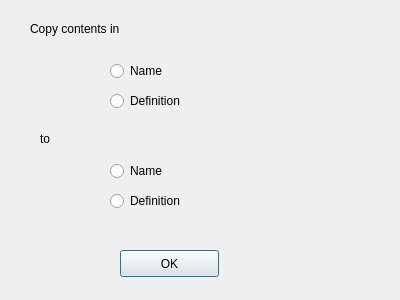
This is design/copydialog.ui in kokimame/joytan as Qt 5 draws it before an edit. The edited form follows.
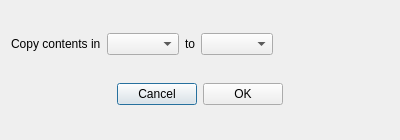
This is the edited form.

Commit message: Added dialog for smart copy configuration

```diff
--- a/design/copydialog.ui
+++ b/design/copydialog.ui
@@ -7,103 +7,95 @@
     <x>0</x>
     <y>0</y>
     <width>400</width>
-    <height>300</height>
+    <height>140</height>
    </rect>
   </property>
   <property name="windowTitle">
    <string>Dialog</string>
   </property>
-  <widget class="QLabel" name="label">
-   <property name="geometry">
-    <rect>
-     <x>30</x>
-     <y>20</y>
-     <width>121</width>
-     <height>17</height>
-    </rect>
-   </property>
-   <property name="text">
-    <string>Copy contents in</string>
-   </property>
-  </widget>
-  <widget class="QRadioButton" name="radioButton">
-   <property name="geometry">
-    <rect>
-     <x>110</x>
-     <y>60</y>
-     <width>117</width>
-     <height>22</height>
-    </rect>
-   </property>
-   <property name="text">
-    <string>Name</string>
-   </property>
-  </widget>
-  <widget class="QRadioButton" name="radioButton_2">
-   <property name="geometry">
-    <rect>
-     <x>110</x>
-     <y>90</y>
-     <width>117</width>
-     <height>22</height>
-    </rect>
-   </property>
-   <property name="text">
-    <string>Definition</string>
-   </property>
-  </widget>
-  <widget class="QRadioButton" name="radioButton_3">
-   <property name="geometry">
-    <rect>
-     <x>110</x>
-     <y>190</y>
-     <width>117</width>
-     <height>22</height>
-    </rect>
-   </property>
-   <property name="text">
-    <string>Definition</string>
-   </property>
-  </widget>
-  <widget class="QRadioButton" name="radioButton_4">
-   <property name="geometry">
-    <rect>
-     <x>110</x>
-     <y>160</y>
-     <width>117</width>
-     <height>22</height>
-    </rect>
-   </property>
-   <property name="text">
-    <string>Name</string>
-   </property>
-  </widget>
-  <widget class="QLabel" name="label_2">
-   <property name="geometry">
-    <rect>
-     <x>40</x>
-     <y>130</y>
-     <width>31</width>
-     <height>17</height>
-    </rect>
-   </property>
-   <property name="text">
-    <string>to</string>
-   </property>
-  </widget>
-  <widget class="QPushButton" name="pushButton">
-   <property name="geometry">
-    <rect>
-     <x>120</x>
-     <y>250</y>
-     <width>99</width>
-     <height>27</height>
-    </rect>
-   </property>
-   <property name="text">
-    <string>OK</string>
-   </property>
-  </widget>
+  <layout class="QVBoxLayout" name="verticalLayout">
+   <item>
+    <layout class="QHBoxLayout" name="horizontalLayout">
+     <item>
+      <widget class="QLabel" name="label">
+       <property name="text">
+        <string>Copy contents in</string>
+       </property>
+      </widget>
+     </item>
+     <item>
+      <widget class="QComboBox" name="fromBox"/>
+     </item>
+     <item>
+      <widget class="QLabel" name="label_2">
+       <property name="text">
+        <string>to</string>
+       </property>
+      </widget>
+     </item>
+     <item>
+      <widget class="QComboBox" name="toBox"/>
+     </item>
+     <item>
+      <spacer name="horizontalSpacer_3">
+       <property name="orientation">
+        <enum>Qt::Horizontal</enum>
+       </property>
+       <property name="sizeHint" stdset="0">
+        <size>
+         <width>40</width>
+         <height>20</height>
+        </size>
+       </property>
+      </spacer>
+     </item>
+    </layout>
+   </item>
+   <item>
+    <layout class="QHBoxLayout" name="horizontalLayout_2">
+     <item>
+      <spacer name="horizontalSpacer">
+       <property name="orientation">
+        <enum>Qt::Horizontal</enum>
+       </property>
+       <property name="sizeHint" stdset="0">
+        <size>
+         <width>40</width>
+         <height>20</height>
+        </size>
+       </property>
+      </spacer>
+     </item>
+     <item>
+      <widget class="QPushButton" name="cancelBtn">
+       <property name="text">
+        <string>Cancel</string>
+       </property>
+      </widget>
+     </item>
+     <item>
+      <widget class="QPushButton" name="okBtn">
+       <property name="text">
+        <string>OK</string>
+       </property>
+      </widget>
+     </item>
+     <item>
+      <spacer name="horizontalSpacer_2">
+       <property name="orientation">
+        <enum>Qt::Horizontal</enum>
+       </property>
+       <property name="sizeHint" stdset="0">
+        <size>
+         <width>40</width>
+         <height>20</height>
+        </size>
+       </property>
+      </spacer>
+     </item>
+    </layout>
+   </item>
+  </layout>
  </widget>
  <resources/>
  <connections/>
```
Left out of the diff: 6 changed lines with no effect on the pictures. The commit also changes 4 other files.
